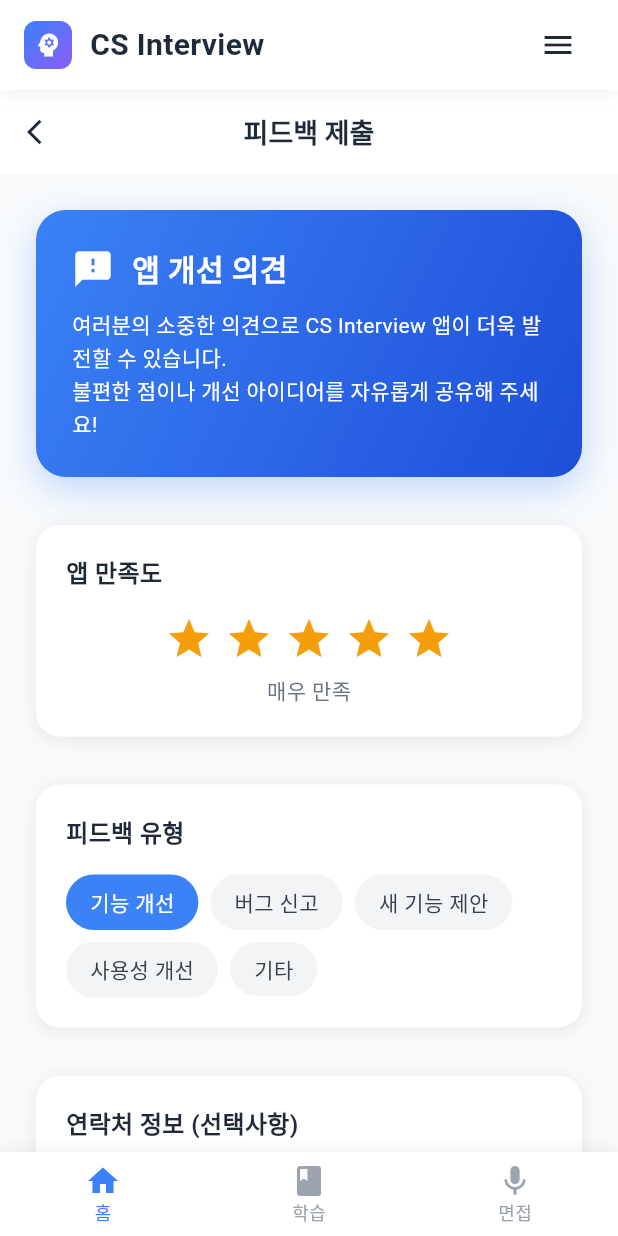
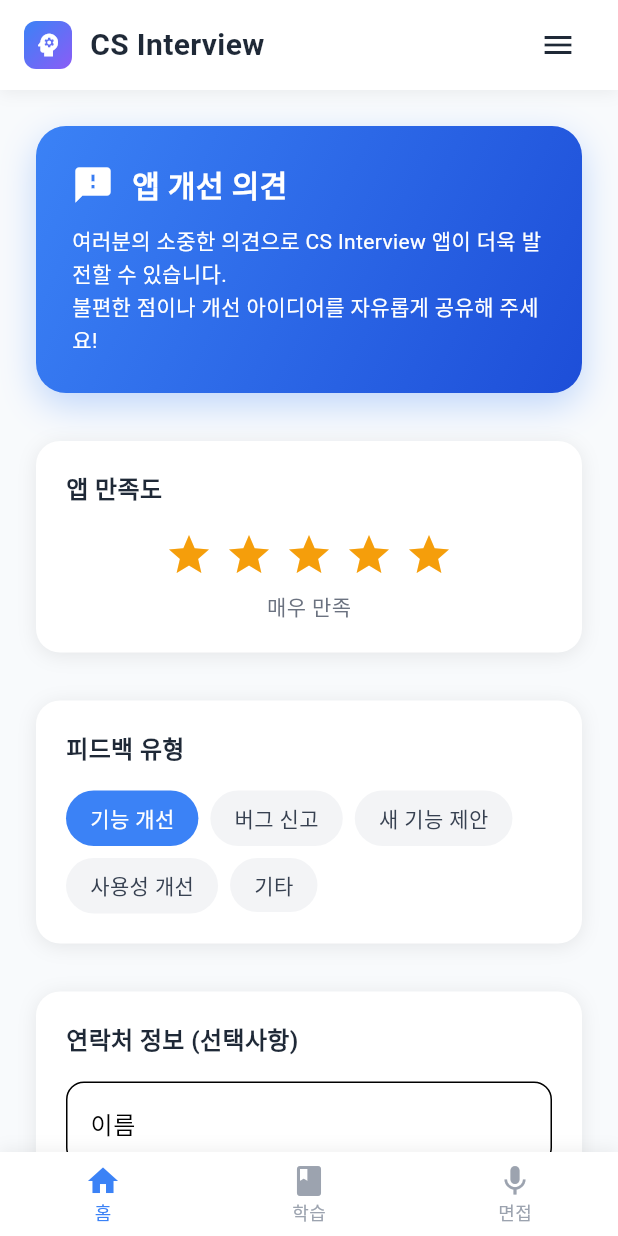
Before and after one commit to newred02/Moapp_final_project, a Flutter app: the FeedbackScreen screen opened by its route, on a phone screen of 412 x 824 dp. Run offline on Flutter 3.47's test engine with Material 3 defaults, Android fonts, the phone set to English and light mode, and no system bars; our stand-ins replace flutter_tts, go_router, permission_handler, speech_to_text; Roboto replaces fonts that are missing (NotoSansKR).

Commit message:
📝 style: Update feedback screen layout for MainLayout integration

```diff
--- a/lib/screens/feedback_screen.dart
+++ b/lib/screens/feedback_screen.dart
@@ -68,13 +68,11 @@ class _FeedbackScreenState extends State<FeedbackScreen> {
 
   @override
   Widget build(BuildContext context) {
-    return Scaffold(
-      backgroundColor: const Color(0xFFF8FAFC),
-      appBar: const AppBarWidget(
-        title: '피드백 제출',
-        showBackButton: true,
-      ),
-      body: SingleChildScrollView(
+    return Container(
+      width: double.infinity,
+      height: double.infinity,
+      color: const Color(0xFFF8FAFC),
+      child: SingleChildScrollView(
         padding: const EdgeInsets.all(24),
         child: Form(
           key: _formKey,
```
